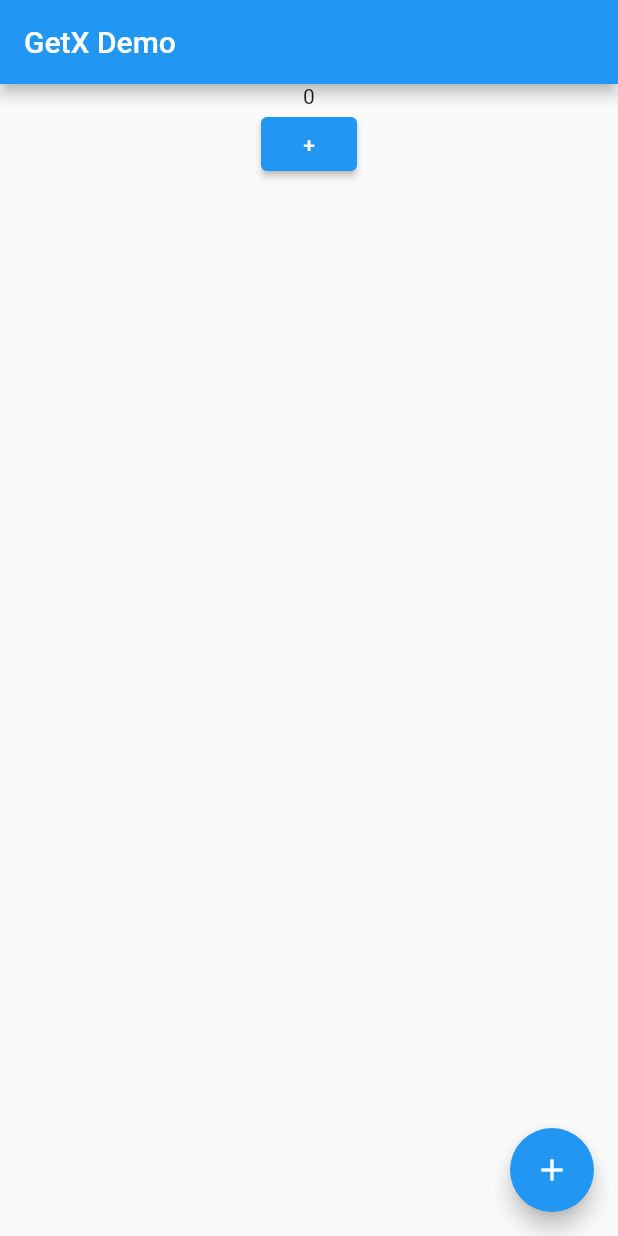
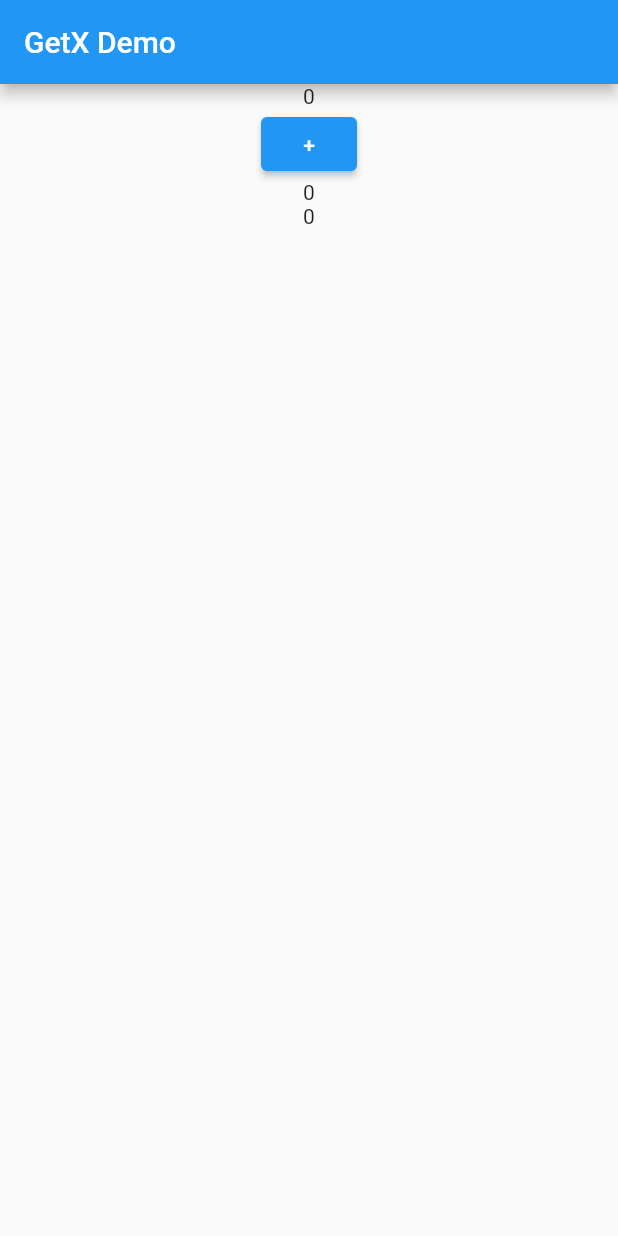
Before and after one commit to teerasej/nextflow_flutter_getx_demo, a Flutter app: the screen it shows after launch, on a phone screen of 412 x 824 dp. Run offline on Flutter 3.47's test engine with Material 2 defaults, Android fonts, the light colour scheme and no system bars; our stand-ins replace get.

Commit message:
Get count controller in another widget - use Obx() to access latest value of count property from controller

```diff
--- a/lib/main.dart
+++ b/lib/main.dart
@@ -37,14 +37,22 @@
                   c.increment();
                 },
                 child: Text("+")),
+            Box(),
+            Box()
           ],
         ),
       ),
-      floatingActionButton: FloatingActionButton(
-        onPressed: _incrementCounter,
-        tooltip: 'Increment',
-        child: Icon(Icons.add),
-      ), // This trailing comma makes auto-formatting nicer for build methods.
     );
   }
 }
+
+class Box extends StatelessWidget {
+  CountController c = Get.find();
+
+  @override
+  Widget build(BuildContext context) {
+    return Container(
+      child: Obx(() => Text("${c.count}")),
+    );
+  }
+}
```
